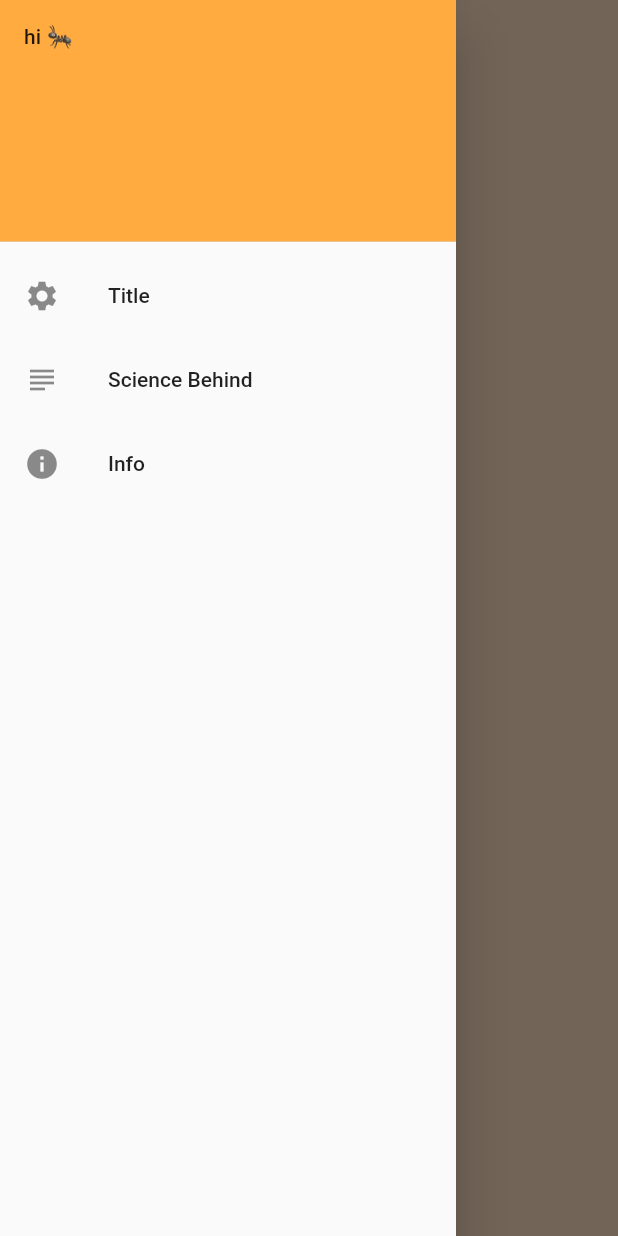
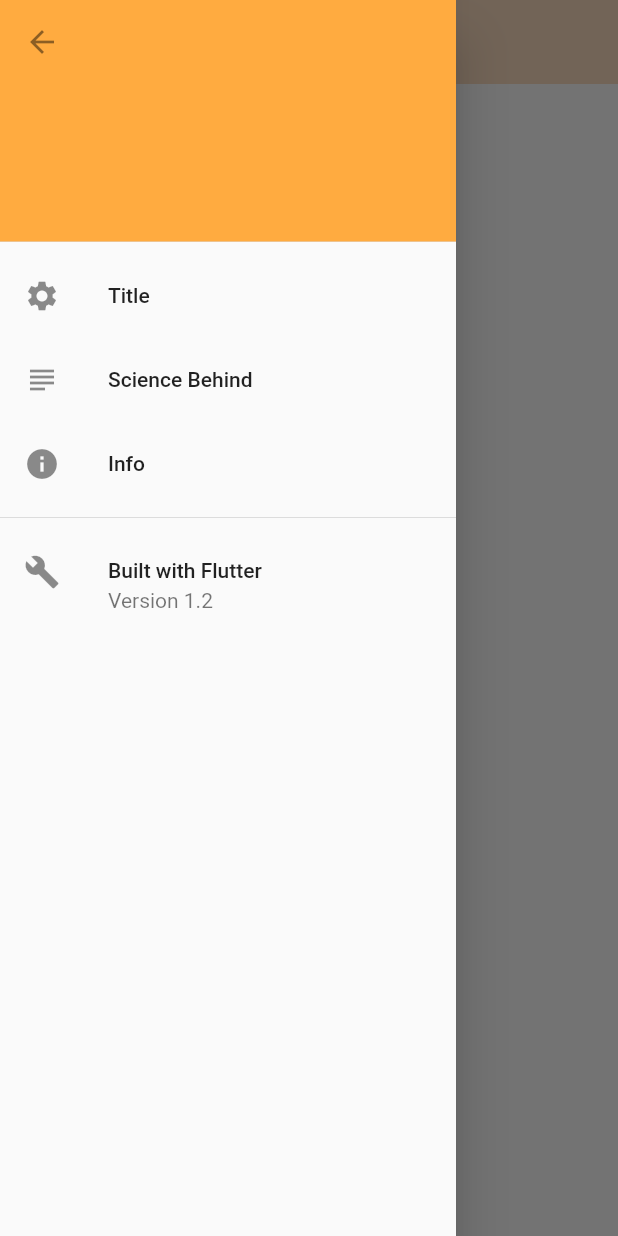
Before and after one commit to jernli/Snuzit, a Flutter app: the screen it shows after launch, with the side drawer open, on a phone screen of 412 x 824 dp. Run offline on Flutter 3.47's test engine with Material 2 defaults, Android fonts, the phone set to English and light mode, and no system bars.

Commit message:
📱 working drawer
Adding space for more additional features

```diff
--- /dev/null
+++ b/lib/components/body/body_music.dart
@@ -0,0 +1,10 @@
+import 'package:flutter/material.dart';
+
+class BodyMusic extends StatelessWidget {
+  @override
+  Widget build(BuildContext context){
+    print('Im body music');
+    return Scaffold(
+    );
+  }
+}
--- a/lib/components/navbar/nav_leading.dart
+++ b/lib/components/navbar/nav_leading.dart
@@ -9,7 +9,11 @@ class LeadingDrawer extends StatelessWidget {
         padding: EdgeInsets.zero,
         children: <Widget>[
           DrawerHeader(
-              child: Text("hi 🐜"),
+            child: ListTile(
+              leading: Icon(Icons.arrow_back),
+              onTap: () => Navigator.pop(context),
+            ),
+            padding: EdgeInsets.fromLTRB(0.0, 0.0, 0.0, 100.0),
             decoration: BoxDecoration(
               color: Colors.orangeAccent,
             ),
@@ -38,6 +42,14 @@ class LeadingDrawer extends StatelessWidget {
               print('info');
             },
           ),
+          Divider(
+            height: 16.0,
+          ),
+          ListTile(
+            leading: Icon(Icons.build),
+            title: Text('Built with Flutter'),
+            subtitle: Text('Version 1.2'),
+          )
         ],
       ),
     );
--- a/lib/screens/app.dart
+++ b/lib/screens/app.dart
@@ -1,5 +1,6 @@
 import 'package:flutter/material.dart';
 import '../components/navbar/nav_leading.dart';
+import '../components/body/body_music.dart';
 
 class App extends StatefulWidget {
   createState() {
@@ -25,6 +26,8 @@ class AppState extends State<App> {
           ),
         ),
         backgroundColor: Color.fromRGBO(249, 219, 189, 95.0),
+        body: BodyMusic(),
+
       ),
     );
   }
```
Also changed, not shown: lib/main.dart (+0 -63 lines). Lines whose indentation alone changed are shown as unchanged.
